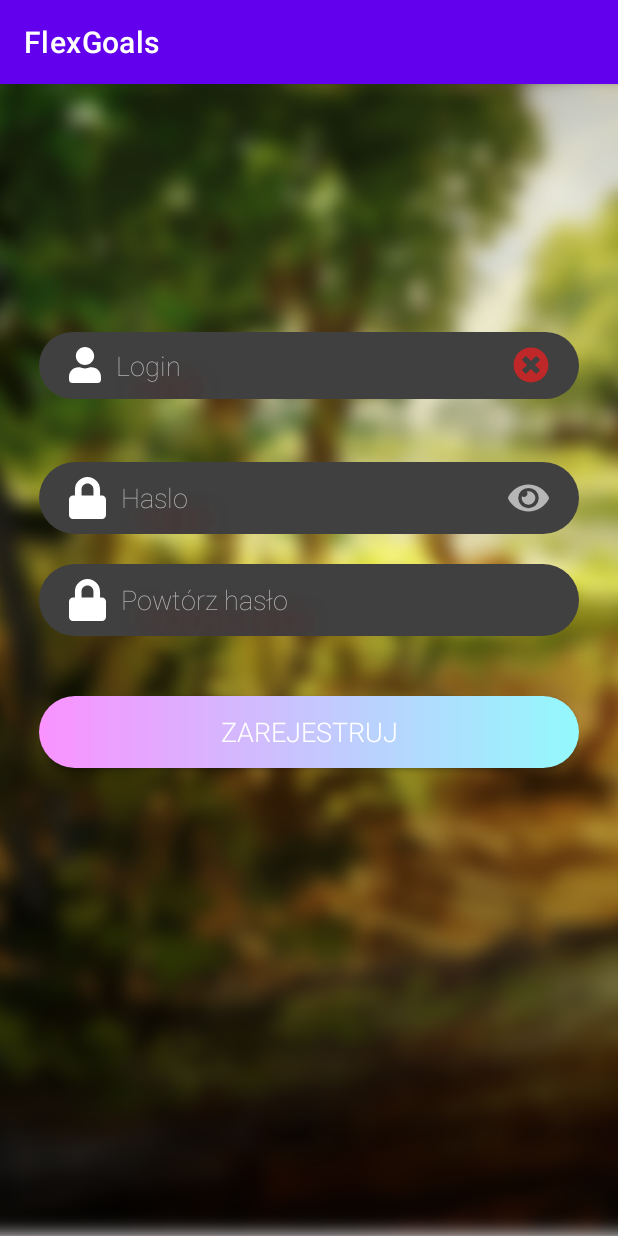
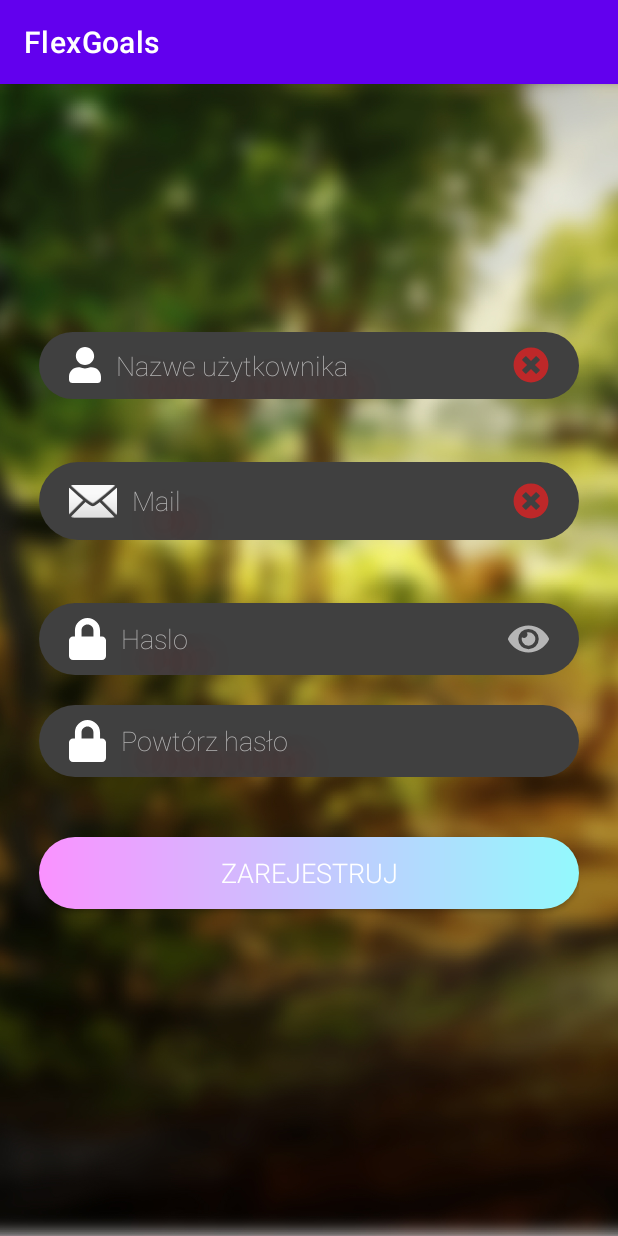
Before and after one commit to Adsel/FlexGoals, an Android app: the screen it shows after launch (RegisterActivity), on a phone screen of 412 x 824 dp. Run offline under Robolectric (Android 15) with nearby library versions, the phone set to English and light mode, and no system bars; our stand-ins replace navigation-ui.

Commit message:
add mail to activity_register.xml

```diff
--- /dev/null
+++ b/app/src/main/res/drawable/ic_baseline_email_24.xml
@@ -0,0 +1,5 @@
+<vector android:height="24dp" android:tint="#FFFFFF"
+    android:viewportHeight="24" android:viewportWidth="24"
+    android:width="24dp" xmlns:android="http://schemas.android.com/apk/res/android">
+    <path android:fillColor="@android:color/white" android:pathData="M20,4L4,4c-1.1,0 -1.99,0.9 -1.99,2L2,18c0,1.1 0.9,2 2,2h16c1.1,0 2,-0.9 2,-2L22,6c0,-1.1 -0.9,-2 -2,-2zM20,8l-8,5 -8,-5L4,6l8,5 8,-5v2z"/>
+</vector>
--- a/app/src/main/res/layout/activity_register.xml
+++ b/app/src/main/res/layout/activity_register.xml
@@ -73,10 +73,54 @@
             android:shadowDy="20"
             android:shadowRadius="20"
             android:textColor="@color/colorPrimary"
-            android:hint="Login"
+            android:hint="@string/login"
             android:textColorHint="@color/colorAccent"
             android:textSize="18sp" />
 
+
+        <TextView
+            android:id="@+id/textViewMail"
+            android:layout_width="match_parent"
+            android:layout_height="wrap_content"
+            android:layout_gravity="right|end"
+            android:background="@drawable/edit_round_warn"
+            android:fontFamily="sans-serif-thin"
+            android:gravity="right|end"
+            android:paddingLeft="10dp"
+            android:paddingTop="1dp"
+            android:paddingRight="10dp"
+            android:paddingBottom="1dp"
+            android:textColor="@color/colorPrimary"
+            android:visibility="invisible" />
+
+        <EditText
+            android:id="@+id/editTextMail"
+            android:layout_width="match_parent"
+            android:layout_height="wrap_content"
+            android:layout_marginTop="10dp"
+            android:layout_marginBottom="10dp"
+            android:background="@drawable/edit_round"
+            android:drawableStart="@android:drawable/ic_dialog_email"
+            android:drawableLeft="@android:drawable/ic_dialog_email"
+            android:drawableEnd="@drawable/ic_times_circle_solid"
+            android:drawableRight="@drawable/ic_times_circle_solid"
+            android:drawablePadding="10dp"
+            android:ems="10"
+            android:fontFamily="sans-serif-thin"
+            android:hint="@string/mail"
+            android:importantForAutofill="no"
+            android:inputType="textPersonName"
+            android:paddingLeft="20dp"
+            android:paddingTop="10dp"
+            android:paddingRight="20dp"
+            android:paddingBottom="10dp"
+            android:shadowColor="#9A1717"
+            android:shadowDx="20"
+            android:shadowDy="20"
+            android:shadowRadius="20"
+            android:textColor="@color/colorPrimary"
+            android:textColorHint="@color/colorAccent"
+            android:textSize="18sp" />
 
         <TextView
             android:id="@+id/textViewPassword"
--- a/app/src/main/res/values/strings.xml
+++ b/app/src/main/res/values/strings.xml
@@ -10,7 +10,10 @@
     <string name="menu_home">Home</string>
     <string name="menu_gallery">Gallery</string>
     <string name="menu_slideshow">Slideshow</string>
+    <string name="login">Nazwe użytkownika</string>
     <string name="register">Zarejestruj</string>
+    <string name="mail">Mail</string>
+    <string name="mailIncorrect">Mail jest nieprawidłowy</string>
     <string name="password">Haslo</string>
     <string name="passwordRepeat">Powtórz hasło</string>
     <string name="passwordNotSame">Hasła nie są identyczne</string>
```
